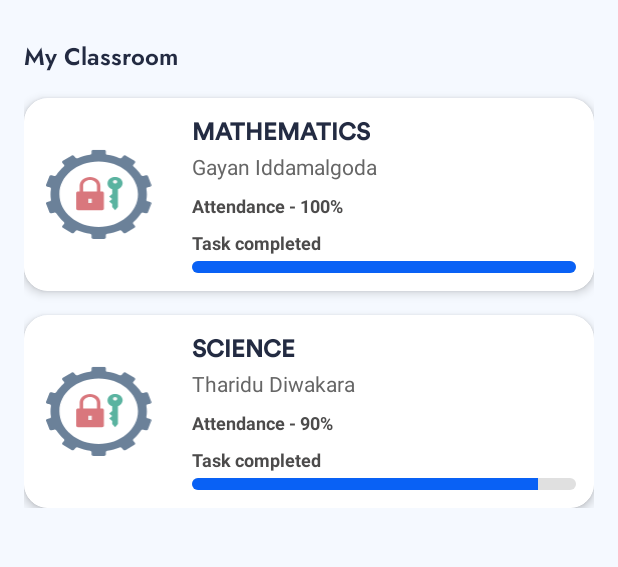
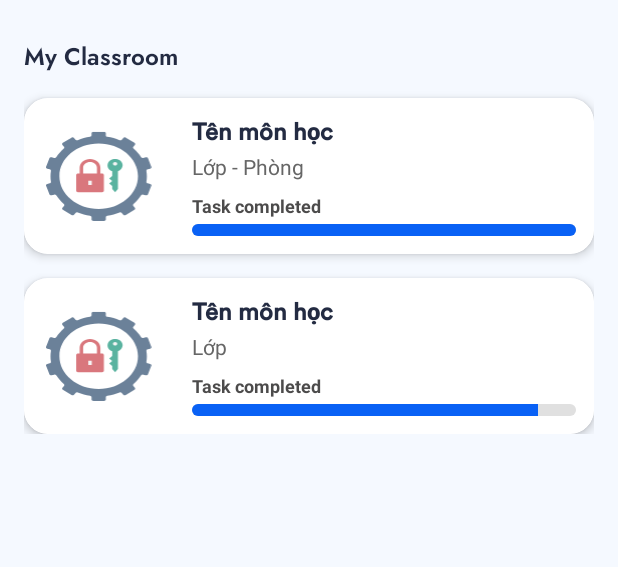
Before and after one commit to SEP490-SU25-G16/zentry-app, an Android app: the fragment LecturerHomeFragment shown on its own in the app's theme, on a phone screen of 412 x 824 dp, the part 103-670 px from its top. Run offline under Robolectric (Android 15) with nearby library versions, the phone set to English and light mode, and no system bars.

Commit message:
feat(ui): update layout and text content for lecturer and student fragments and re-defined meaning of them

```diff
--- a/app/src/main/res/layout/fragment_lecturer_home.xml
+++ b/app/src/main/res/layout/fragment_lecturer_home.xml
@@ -121,7 +121,7 @@
                         android:fontFamily="@font/circularstdmedium500"
                         android:layout_width="wrap_content"
                         android:layout_height="wrap_content"
-                        android:text="MATHEMATICS"
+                        android:text="Tên môn học"
                         android:textSize="16sp"
                         android:textStyle="bold"
                         android:textColor="#232B42" />
@@ -130,20 +130,10 @@
                         android:id="@+id/tvHomeCardMathematicsTeacher"
                         android:layout_width="wrap_content"
                         android:layout_height="wrap_content"
-                        android:text="Gayan Iddamalgoda"
+                        android:text="Lớp - Phòng"
                         android:textSize="14sp"
                         android:textColor="#666666"
                         android:layout_marginTop="4dp" />
-
-                    <TextView
-                        android:id="@+id/tvHomeCardMathematicsAttendance"
-                        android:layout_width="wrap_content"
-                        android:layout_height="wrap_content"
-                        android:layout_marginTop="8dp"
-                        android:text="Attendance - 100%"
-                        android:textColor="#4C4B4B"
-                        android:textStyle="bold"
-                        android:textSize="12sp" />
 
                     <TextView
                         android:id="@+id/tvHomeCardMathematicsTask"
@@ -207,7 +197,7 @@
                         android:fontFamily="@font/circularstdmedium500"
                         android:layout_width="wrap_content"
                         android:layout_height="wrap_content"
-                        android:text="SCIENCE"
+                        android:text="Tên môn học"
                         android:textSize="16sp"
                         android:textStyle="bold"
                         android:textColor="#232B42" />
@@ -216,20 +206,10 @@
                         android:id="@+id/tvHomeCardScienceTeacher"
                         android:layout_width="wrap_content"
                         android:layout_height="wrap_content"
-                        android:text="Tharidu Diwakara"
+                        android:text="Lớp"
                         android:textSize="14sp"
                         android:textColor="#666666"
                         android:layout_marginTop="4dp" />
-
-                    <TextView
-                        android:id="@+id/tvHomeCardScienceAttendance"
-                        android:layout_width="wrap_content"
-                        android:layout_height="wrap_content"
-                        android:text="Attendance - 90%"
-                        android:textSize="12sp"
-                        android:textColor="#4C4B4B"
-                        android:textStyle="bold"
-                        android:layout_marginTop="8dp" />
 
                     <TextView
                         android:id="@+id/tvHomeCardScienceTask"
--- a/app/src/main/res/layout/fragment_lecturer_report.xml
+++ b/app/src/main/res/layout/fragment_lecturer_report.xml
@@ -120,7 +120,7 @@
                         android:fontFamily="@font/circularstdmedium500"
                         android:layout_width="wrap_content"
                         android:layout_height="wrap_content"
-                        android:text="MATHEMATICS"
+                        android:text="MATHEMATICS (Tên môn)"
                         android:textSize="16sp"
                         android:textStyle="bold"
                         android:textColor="#232B42" />
@@ -129,7 +129,7 @@
                         android:id="@+id/tvHomeCardMathematicsTeacher"
                         android:layout_width="wrap_content"
                         android:layout_height="wrap_content"
-                        android:text="Gayan Iddamalgoda"
+                        android:text="SE1753 (lớp) - DE-222"
                         android:textSize="14sp"
                         android:textColor="#666666"
                         android:layout_marginTop="4dp" />
--- a/app/src/main/res/layout/fragment_lecturer_schedule_class_detail.xml
+++ b/app/src/main/res/layout/fragment_lecturer_schedule_class_detail.xml
@@ -61,7 +61,7 @@
                                 android:fontFamily="@font/mulishbold"
                                 android:layout_width="wrap_content"
                                 android:layout_height="wrap_content"
-                                android:text="Grade 07"
+                                android:text="Tên lớp"
                                 android:textColor="#F57C00"
                                 android:textSize="14sp"
                                 android:textStyle="bold" />
@@ -72,7 +72,7 @@
                                 android:layout_width="wrap_content"
                                 android:layout_height="wrap_content"
                                 android:layout_marginTop="4dp"
-                                android:text="Mathematics"
+                                android:text="Tên môn học"
                                 android:textColor="#232B42"
                                 android:textSize="20sp"
                                 android:textStyle="bold" />
@@ -134,7 +134,7 @@
                                 android:fontFamily="@font/mulishextrabold"
                                 android:layout_width="wrap_content"
                                 android:layout_height="wrap_content"
-                                android:text="2h 30m"
+                                android:text="Duration 2h30"
                                 android:textColor="#202244"
                                 android:textSize="14sp" />
                         </LinearLayout>
```
Also changed, not shown: app/src/main/res/layout/fragment_lecturer_schedule.xml (+11 -2 lines), app/src/main/res/layout/fragment_student_home.xml (+4 -4 lines).
